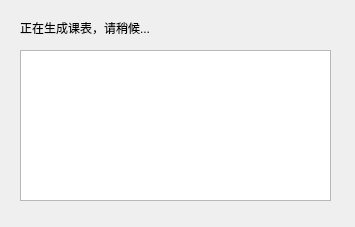
Above: NKUCH/loading.ui from Ching-Yee-Chan/NKUCH before the change. Below: the same form after it.
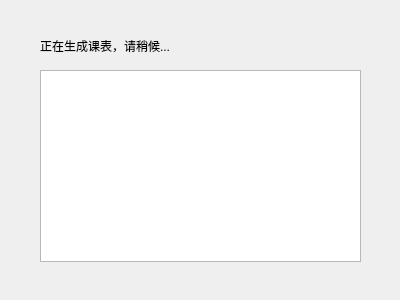
That is the form after the change.

Patch:
```diff
--- a/NKUCH/loading.ui
+++ b/NKUCH/loading.ui
@@ -1,13 +1,13 @@
 <?xml version="1.0" encoding="UTF-8"?>
 <ui version="4.0">
  <class>Loading</class>
- <widget class="QDialog" name="Loading">
+ <widget class="QWidget" name="Loading">
   <property name="geometry">
    <rect>
     <x>0</x>
     <y>0</y>
-    <width>355</width>
-    <height>227</height>
+    <width>400</width>
+    <height>300</height>
    </rect>
   </property>
   <property name="windowTitle">
@@ -16,12 +16,15 @@
   <widget class="QLabel" name="label">
    <property name="geometry">
     <rect>
-     <x>20</x>
-     <y>20</y>
-     <width>201</width>
-     <height>16</height>
+     <x>40</x>
+     <y>30</y>
+     <width>281</width>
+     <height>31</height>
     </rect>
    </property>
+   <property name="styleSheet">
+    <string notr="true">font: 14pt &quot;3ds&quot;;</string>
+   </property>
    <property name="text">
     <string>正在生成课表，请稍候...</string>
    </property>
@@ -29,10 +32,10 @@
   <widget class="QTextBrowser" name="textBrowser">
    <property name="geometry">
     <rect>
-     <x>20</x>
-     <y>50</y>
-     <width>311</width>
-     <height>151</height>
+     <x>40</x>
+     <y>70</y>
+     <width>321</width>
+     <height>192</height>
     </rect>
    </property>
   </widget>
```
Left out of the diff: 2 changed lines with no effect on the pictures.
